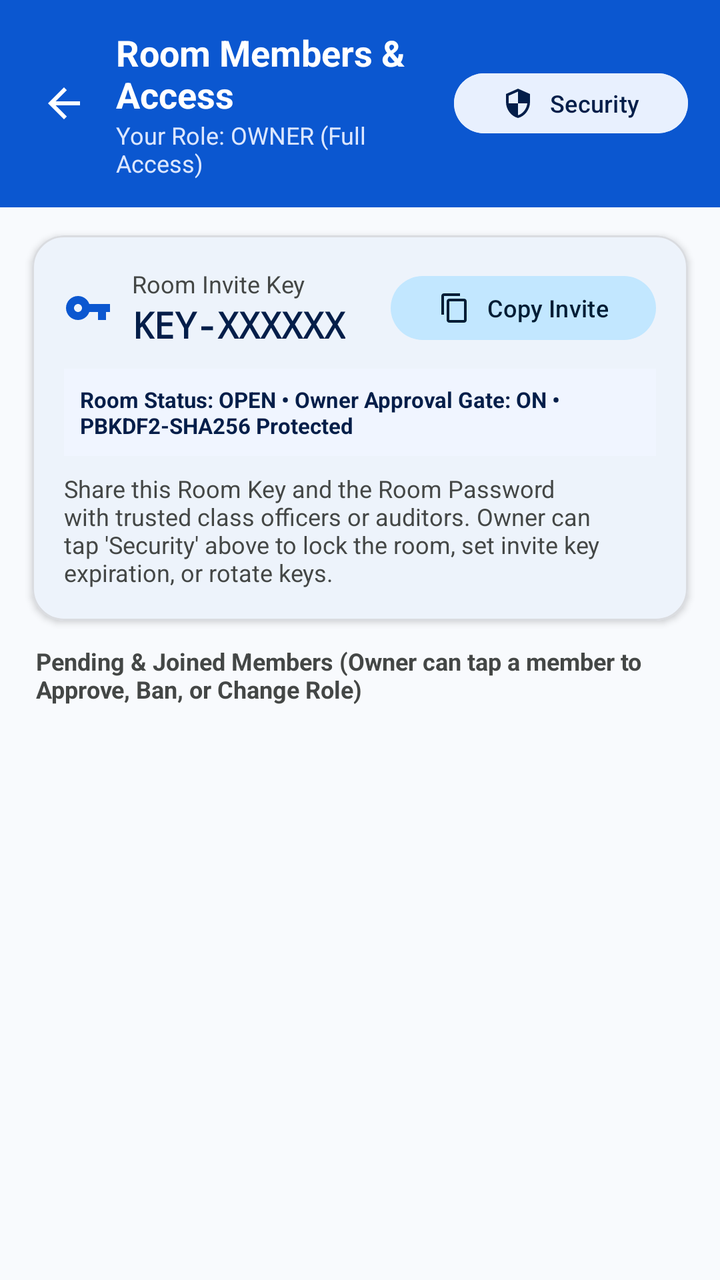
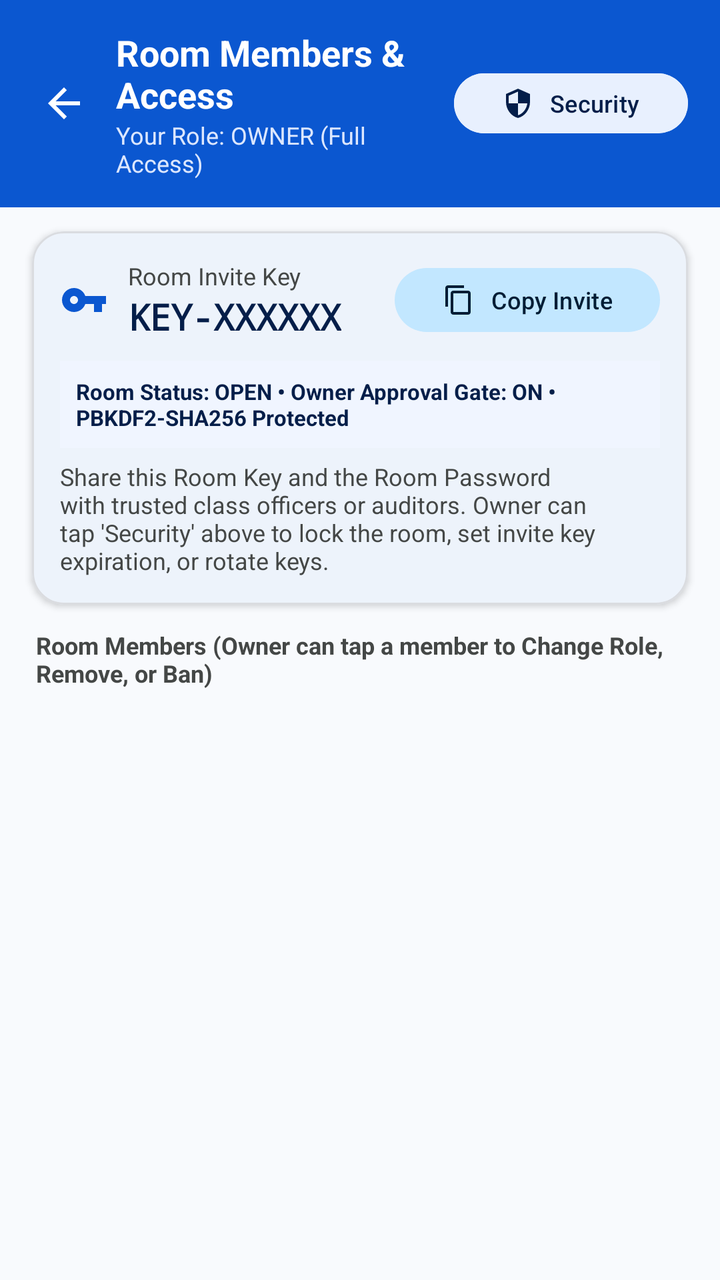

Before-and-after screenshots of an Android layout around one commit, followed by the original layout XML and the change that was made.
<!-- AndroidManifest.xml: application theme Theme.QR_PaymentScan_Cash_N_Online -->
<!-- res/layout/activity_room_members.xml -->
<?xml version="1.0" encoding="utf-8"?>
<LinearLayout xmlns:android="http://schemas.android.com/apk/res/android"
    xmlns:app="http://schemas.android.com/apk/res-auto"
    android:id="@+id/roomMembersRoot"
    android:layout_width="match_parent"
    android:layout_height="match_parent"
    android:background="@color/surface_background"
    android:orientation="vertical">

    
    <LinearLayout
        android:layout_width="match_parent"
        android:layout_height="wrap_content"
        android:background="@color/brand_primary"
        android:gravity="center_vertical"
        android:orientation="horizontal"
        android:paddingStart="12dp"
        android:paddingTop="14dp"
        android:paddingEnd="16dp"
        android:paddingBottom="14dp">

        <ImageButton
            android:id="@+id/btnBackRoomMembers"
            android:layout_width="40dp"
            android:layout_height="40dp"
            android:background="?attr/selectableItemBackgroundBorderless"
            android:contentDescription="Back"
            android:src="@drawable/ic_arrow_back"
            app:tint="@color/white" />

        <LinearLayout
            android:layout_width="0dp"
            android:layout_height="wrap_content"
            android:layout_marginStart="6dp"
            android:layout_weight="1"
            android:orientation="vertical">

            <TextView
                android:id="@+id/tvMembersRoomTitle"
                android:layout_width="wrap_content"
                android:layout_height="wrap_content"
                android:text="Room Members &amp; Access"
                android:textColor="@color/white"
                android:textSize="18sp"
                android:textStyle="bold" />

            <TextView
                android:id="@+id/tvMembersMyRoleSubtitle"
                android:layout_width="wrap_content"
                android:layout_height="wrap_content"
                android:text="Your Role: OWNER (Full Access)"
                android:textColor="#DCE7FF"
                android:textSize="12sp" />
        </LinearLayout>

        <com.google.android.material.button.MaterialButton
            android:id="@+id/btnChangeRoomPassword"
            style="@style/Widget.Material3.Button.TonalButton"
            android:layout_width="wrap_content"
            android:layout_height="38dp"
            android:backgroundTint="#E8F0FE"
            android:text="Security"
            android:textAllCaps="false"
            android:textColor="@color/brand_primary_dark"
            android:textSize="12sp"
            app:icon="@drawable/ic_shield"
            app:iconSize="16dp"
            app:iconTint="@color/brand_primary_dark" />
    </LinearLayout>

    
    <com.google.android.material.card.MaterialCardView
        android:layout_width="match_parent"
        android:layout_height="wrap_content"
        android:layout_marginStart="16dp"
        android:layout_marginTop="14dp"
        android:layout_marginEnd="16dp"
        app:cardBackgroundColor="@color/white"
        app:cardCornerRadius="16dp"
        app:cardElevation="2dp"
        app:strokeColor="@color/divider_color"
        app:strokeWidth="1dp">

        <LinearLayout
            android:layout_width="match_parent"
            android:layout_height="wrap_content"
            android:orientation="vertical"
            android:padding="16dp">

            <LinearLayout
                android:layout_width="match_parent"
                android:layout_height="wrap_content"
                android:gravity="center_vertical"
                android:orientation="horizontal">

                <ImageView
                    android:layout_width="24dp"
                    android:layout_height="24dp"
                    android:src="@drawable/ic_vpn_key"
                    app:tint="@color/brand_primary" />

                <LinearLayout
                    android:layout_width="0dp"
                    android:layout_height="wrap_content"
                    android:layout_marginStart="10dp"
                    android:layout_weight="1"
                    android:orientation="vertical">

                    <TextView
                        android:layout_width="wrap_content"
                        android:layout_height="wrap_content"
                        android:text="Room Invite Key"
                        android:textColor="@color/text_secondary"
                        android:textSize="12sp" />

                    <TextView
                        android:id="@+id/tvInviteRoomKey"
                        android:layout_width="wrap_content"
                        android:layout_height="wrap_content"
                        android:fontFamily="monospace"
                        android:text="KEY-XXXXXX"
                        android:textColor="@color/brand_primary_dark"
                        android:textSize="18sp"
                        android:textStyle="bold" />
                </LinearLayout>

                <com.google.android.material.button.MaterialButton
                    android:id="@+id/btnCopyInviteKey"
                    style="@style/Widget.Material3.Button.TonalButton"
                    android:layout_width="wrap_content"
                    android:layout_height="40dp"
                    android:text="Copy Invite"
                    android:textAllCaps="false"
                    android:textSize="12sp"
                    app:icon="@drawable/ic_content_copy"
                    app:iconSize="16dp" />
            </LinearLayout>

            <TextView
                android:id="@+id/tvRoomSecurityStatusBanner"
                android:layout_width="match_parent"
                android:layout_height="wrap_content"
                android:layout_marginTop="10dp"
                android:background="#F0F5FF"
                android:padding="8dp"
                android:text="Room Status: OPEN • Owner Approval Gate: ON • PBKDF2-SHA256 Protected"
                android:textColor="@color/brand_primary_dark"
                android:textSize="11sp"
                android:textStyle="bold" />

            <TextView
                android:layout_width="match_parent"
                android:layout_height="wrap_content"
                android:layout_marginTop="8dp"
                android:text="Share this Room Key and the Room Password with trusted class officers or auditors. Owner can tap 'Security' above to lock the room, set invite key expiration, or rotate keys."
                android:textColor="@color/text_secondary"
                android:textSize="12sp" />
        </LinearLayout>
    </com.google.android.material.card.MaterialCardView>

    
    <TextView
        android:layout_width="match_parent"
        android:layout_height="wrap_content"
        android:paddingStart="18dp"
        android:paddingTop="12dp"
        android:paddingEnd="18dp"
        android:paddingBottom="6dp"
        android:text="Pending &amp; Joined Members (Owner can tap a member to Approve, Ban, or Change Role)"
        android:textColor="@color/text_secondary"
        android:textSize="12sp"
        android:textStyle="bold" />

    <androidx.recyclerview.widget.RecyclerView
        android:id="@+id/rvRoomMembers"
        android:layout_width="match_parent"
        android:layout_height="0dp"
        android:layout_weight="1"
        android:clipToPadding="false"
        android:paddingStart="16dp"
        android:paddingTop="4dp"
        android:paddingEnd="16dp"
        android:paddingBottom="24dp" />
</LinearLayout>
<!-- resources referenced by this layout -->
<resources>
  <color name="brand_primary">#FF0B57D0</color>
  <color name="brand_primary_dark">#FF041E49</color>
  <color name="divider_color">#FFDADCE0</color>
  <color name="surface_background">#FFF8FAFD</color>
  <color name="text_secondary">#FF444746</color>
  <color name="white">#FFFFFFFF</color>
  <!-- drawable ic_arrow_back (drawable) -->
  <vector xmlns:android="http://schemas.android.com/apk/res/android"
      android:width="24dp"
      android:height="24dp"
      android:viewportWidth="24"
      android:viewportHeight="24">
      <path
          android:fillColor="#FF000000"
          android:pathData="M20,11H7.83l5.59,-5.59L12,4l-8,8l8,8l1.41,-1.41L7.83,13H20V11z" />
  </vector>
  <!-- drawable ic_content_copy (drawable) -->
  <vector xmlns:android="http://schemas.android.com/apk/res/android"
      android:width="24dp"
      android:height="24dp"
      android:viewportWidth="24"
      android:viewportHeight="24">
      <path
          android:fillColor="#000000"
          android:pathData="M16,1H4c-1.1,0 -2,0.9 -2,2v14h2V3h12V1zM19,5H8c-1.1,0 -2,0.9 -2,2v14c0,1.1 0.9,2 2,2h11c1.1,0 2,-0.9 2,-2V7c0,-1.1 -0.9,-2 -2,-2zM19,21H8V7h11v14z" />
  </vector>
  <!-- drawable ic_shield (drawable) -->
  <vector xmlns:android="http://schemas.android.com/apk/res/android"
      android:width="24dp"
      android:height="24dp"
      android:viewportWidth="24"
      android:viewportHeight="24">
      <path
          android:fillColor="#FF000000"
          android:pathData="M12,1L3,5v6c0,5.55 3.84,10.74 9,12c5.16,-1.26 9,-6.45 9,-12V5L12,1zM12,11.99h7c-0.53,4.12 -3.28,7.79 -7,8.94V12H5V6.3l7,-3.11v8.8z" />
  </vector>
  <!-- drawable ic_vpn_key (drawable) -->
  <vector xmlns:android="http://schemas.android.com/apk/res/android"
      android:width="24dp"
      android:height="24dp"
      android:viewportWidth="24"
      android:viewportHeight="24">
      <path
          android:fillColor="#000000"
          android:pathData="M12.65,10C11.83,7.67 9.61,6 7,6c-3.31,0 -6,2.69 -6,6s2.69,6 6,6c2.61,0 4.83,-1.67 5.65,-4H17v4h4v-4h2v-4H12.65zM7,14c-1.1,0 -2,-0.9 -2,-2s0.9,-2 2,-2 2,0.9 2,2 -0.9,2 -2,2z" />
  </vector>
  <style name="Theme.QR_PaymentScan_Cash_N_Online" parent="Base.Theme.QR_PaymentScan_Cash_N_Online" />
  <style name="Base.Theme.QR_PaymentScan_Cash_N_Online" parent="Theme.Material3.Light.NoActionBar">
          <item name="colorPrimary">@color/primary</item>
          <item name="colorOnPrimary">@color/on_primary</item>
          <item name="colorPrimaryContainer">@color/primary_container</item>
          <item name="colorOnPrimaryContainer">@color/on_primary_container</item>
          <item name="colorSecondary">@color/secondary</item>
          <item name="colorOnSecondary">@color/on_secondary</item>
          <item name="colorSecondaryContainer">@color/secondary_container</item>
          <item name="colorOnSecondaryContainer">@color/on_secondary_container</item>
          <item name="android:colorBackground">@color/background_surface</item>
          <item name="colorSurface">@color/card_surface</item>
          <item name="android:statusBarColor">@color/primary</item>
      </style>
  <color name="primary">#FF0B57D0</color>
  <color name="on_primary">#FFFFFFFF</color>
  <color name="primary_container">#FFD3E3FD</color>
  <color name="on_primary_container">#FF041E49</color>
  <color name="secondary">#FF00639B</color>
  <color name="on_secondary">#FFFFFFFF</color>
  <color name="secondary_container">#FFC2E7FF</color>
  <color name="on_secondary_container">#FF001D35</color>
  <color name="background_surface">#FFF8FAFD</color>
  <color name="card_surface">#FFFFFFFF</color>
</resources>

<!-- the commit's change to res/layout/activity_room_members.xml (unified diff, before → after) -->
@@ -73,7 +73,7 @@
         android:layout_width="match_parent"
         android:layout_height="wrap_content"
         android:layout_marginStart="16dp"
-        android:layout_marginTop="14dp"
+        android:layout_marginTop="12dp"
         android:layout_marginEnd="16dp"
         app:cardBackgroundColor="@color/white"
         app:cardCornerRadius="16dp"
@@ -85,7 +85,7 @@
             android:layout_width="match_parent"
             android:layout_height="wrap_content"
             android:orientation="vertical"
-            android:padding="16dp">
+            android:padding="14dp">
 
             <LinearLayout
                 android:layout_width="match_parent"
@@ -96,6 +96,7 @@
                 <ImageView
                     android:layout_width="24dp"
                     android:layout_height="24dp"
+                    android:contentDescription="Room Key"
                     android:src="@drawable/ic_vpn_key"
                     app:tint="@color/brand_primary" />
 
@@ -151,7 +152,7 @@
             <TextView
                 android:layout_width="match_parent"
                 android:layout_height="wrap_content"
-                android:layout_marginTop="8dp"
+                android:layout_marginTop="6dp"
                 android:text="Share this Room Key and the Room Password with trusted class officers or auditors. Owner can tap 'Security' above to lock the room, set invite key expiration, or rotate keys."
                 android:textColor="@color/text_secondary"
                 android:textSize="12sp" />
@@ -159,14 +160,62 @@
     </com.google.android.material.card.MaterialCardView>
 
     
+    <com.google.android.material.card.MaterialCardView
+        android:id="@+id/cardPendingJoinRequestsSection"
+        android:layout_width="match_parent"
+        android:layout_height="wrap_content"
+        android:layout_marginStart="16dp"
+        android:layout_marginTop="10dp"
+        android:layout_marginEnd="16dp"
+        android:visibility="gone"
+        app:cardBackgroundColor="#FFFBEB"
+        app:cardCornerRadius="16dp"
+        app:cardElevation="2dp"
+        app:strokeColor="#F59E0B"
+        app:strokeWidth="1.5dp">
+
+        <LinearLayout
+            android:layout_width="match_parent"
+            android:layout_height="wrap_content"
+            android:orientation="vertical"
+            android:padding="14dp">
+
+            <TextView
+                android:id="@+id/tvPendingRequestsHeader"
+                android:layout_width="match_parent"
+                android:layout_height="wrap_content"
+                android:text="Pending Join Requests (0)"
+                android:textColor="#B45309"
+                android:textSize="14sp"
+                android:textStyle="bold" />
+
+            <TextView
+                android:layout_width="match_parent"
+                android:layout_height="wrap_content"
+                android:layout_marginTop="2dp"
+                android:text="Verify officer identity and device before approving access to room folders and receipts."
+                android:textColor="#92400E"
+                android:textSize="11sp" />
+
+            <LinearLayout
+                android:id="@+id/layoutPendingRequestsContainer"
+                android:layout_width="match_parent"
+                android:layout_height="wrap_content"
+                android:layout_marginTop="8dp"
+                android:orientation="vertical" />
+        </LinearLayout>
+    </com.google.android.material.card.MaterialCardView>
+
+    
     <TextView
+        android:id="@+id/tvRoomMembersSectionLabel"
         android:layout_width="match_parent"
         android:layout_height="wrap_content"
         android:paddingStart="18dp"
         android:paddingTop="12dp"
         android:paddingEnd="18dp"
         android:paddingBottom="6dp"
-        android:text="Pending &amp; Joined Members (Owner can tap a member to Approve, Ban, or Change Role)"
+        android:text="Room Members (Owner can tap a member to Change Role, Remove, or Ban)"
         android:textColor="@color/text_secondary"
         android:textSize="12sp"
         android:textStyle="bold" />
